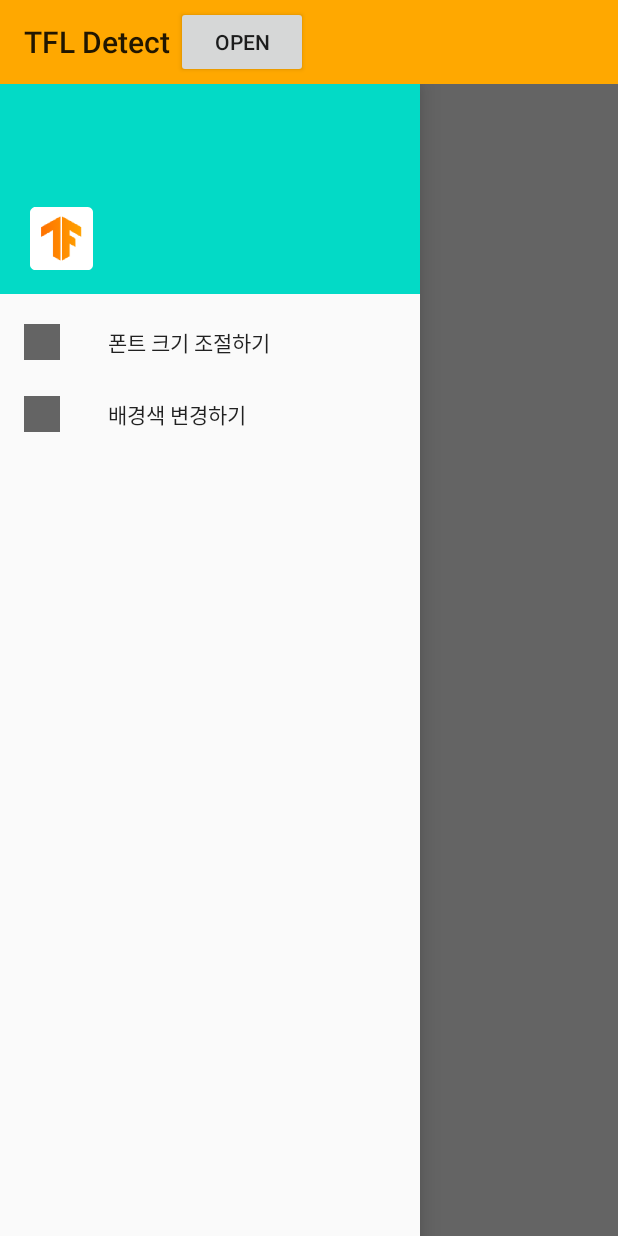
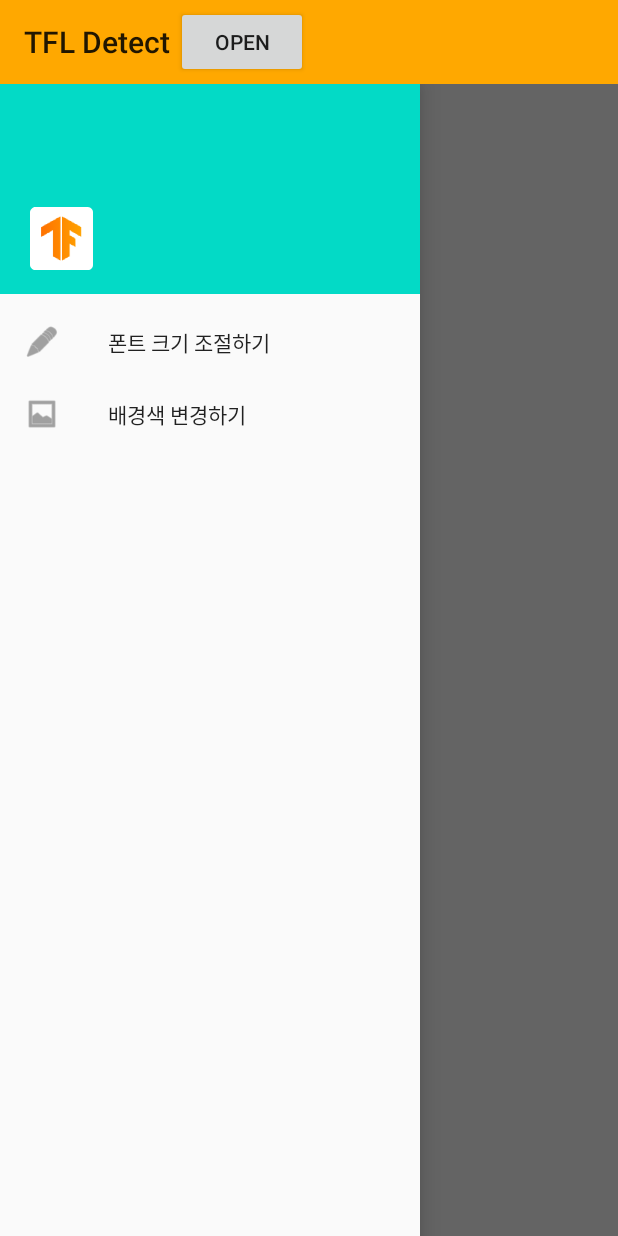
Before and after one commit to gmg0521/BusNumber, an Android app: the screen it shows after launch (DetectorActivity), with the side drawer open, on a phone screen of 412 x 824 dp. Run offline under Robolectric (Android 15) with nearby library versions, the phone set to English and light mode, and no system bars; 5 statements that could not run were skipped.

Commit message:
메뉴 선택시 임시로 토스트 뜸! 메뉴 아이콘 임시 변경
(클론을 다시하고 커밋해서 파일이 좀 많이 커밋되요 ㅠ)

```diff
--- a/app/build.gradle
+++ b/app/build.gradle
@@ -53,8 +53,8 @@ apply from:'download_model.gradle'
 
 dependencies {
     implementation fileTree(dir: 'libs', include: ['*.jar','*.aar'])
+    implementation 'androidx.drawerlayout:drawerlayout:1.1.1'
     implementation project(path: ':opencv')
-    implementation 'androidx.drawerlayout:drawerlayout:1.1.1'
     interpreterImplementation project(":lib_interpreter")
     taskApiImplementation project(":lib_task_api")
     implementation 'androidx.appcompat:appcompat:1.2.0'
--- a/app/src/main/java/org/tensorflow/lite/examples/detection/DetectorActivity.java
+++ b/app/src/main/java/org/tensorflow/lite/examples/detection/DetectorActivity.java
@@ -50,7 +50,7 @@ public class DetectorActivity extends CameraActivity implements OnImageAvailable
   private static final Logger LOGGER = new Logger();
 
   // Configuration values for the prepackaged SSD model.
-  private static final int TF_OD_API_INPUT_SIZE = 600;
+  private static final int TF_OD_API_INPUT_SIZE = 640;
   private static final boolean TF_OD_API_IS_QUANTIZED = false;
   private static final String TF_OD_API_MODEL_FILE = "final_james.tflite";
   private static final String TF_OD_API_LABELS_FILE = "label.txt";
@@ -230,8 +230,8 @@ public class DetectorActivity extends CameraActivity implements OnImageAvailable
 
 //  버스 번호만 Crop
 
-      if (location.left > 20) cropX = location.left -20;
-      if (location.top > 20) cropY = location.top -20;
+      if (location.left > 20) cropX = location.left - 20;
+      if (location.top > 20) cropY = location.top - 20;
 
       if (busLeft <= location.left && busTop <= location.top
           && busRight >= location.right && busBottom >= location.bottom){
--- a/app/src/main/res/layout/tfe_od_activity_camera.xml
+++ b/app/src/main/res/layout/tfe_od_activity_camera.xml
@@ -38,7 +38,7 @@
                 android:id="@+id/nav_view"
                 android:layout_width="wrap_content"
                 android:layout_height="match_parent"
-                android:layout_gravity="left"
+                android:layout_gravity="start"
                 android:fitsSystemWindows="true"
                 app:headerLayout="@layout/nav_header_main"
                 app:menu="@menu/activity_main_drawer" />
--- a/app/src/main/res/menu/activity_main_drawer.xml
+++ b/app/src/main/res/menu/activity_main_drawer.xml
@@ -6,12 +6,12 @@
     <group android:checkableBehavior="single">
         <item
             android:id="@+id/nav_fontSize"
-            android:icon="@drawable/caret"
+            android:icon="@android:drawable/ic_menu_edit"
             android:title="폰트 크기 조절하기" />
 
         <item
             android:id="@+id/nav_changeBG"
-            android:icon="@drawable/caret"
+            android:icon="@android:drawable/ic_menu_gallery"
             android:title="배경색 변경하기" />
     </group>
 </menu>
--- a/settings.gradle
+++ b/settings.gradle
@@ -1,3 +1,3 @@
-include ':opencv'
 rootProject.name = 'TFLite Object Detection Demo App'
 include ':app', ':lib_interpreter', ':lib_task_api'
+include ':opencv'
```
Also changed, not shown: app/src/main/java/org/tensorflow/lite/examples/detection/CameraActivity.java (+25 -1 lines), 7 other files.
